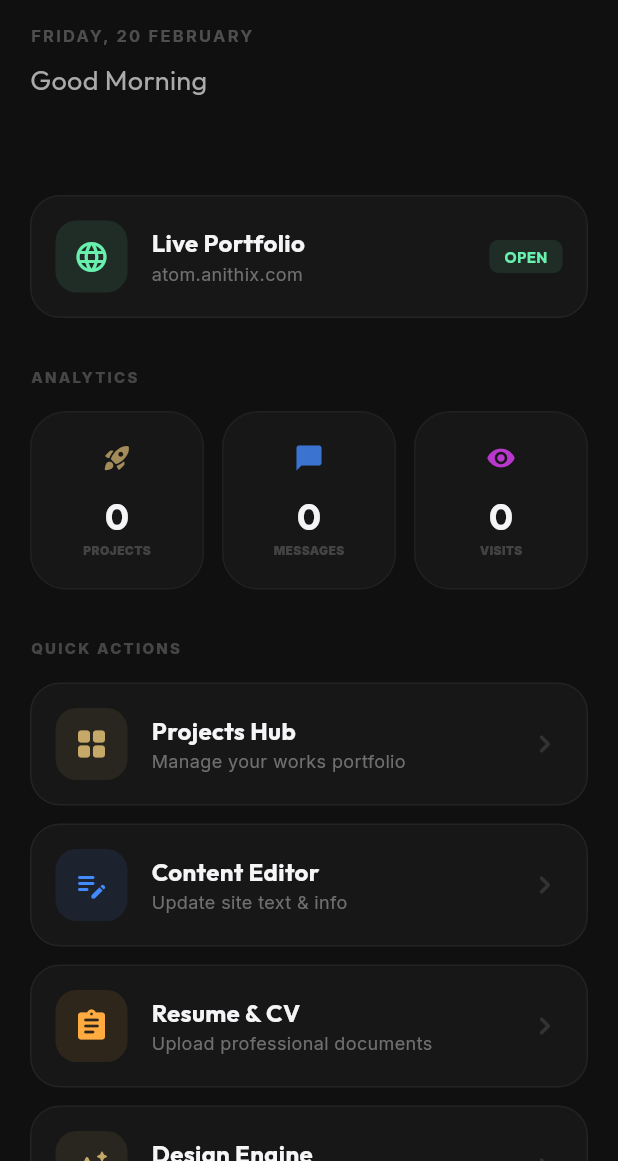
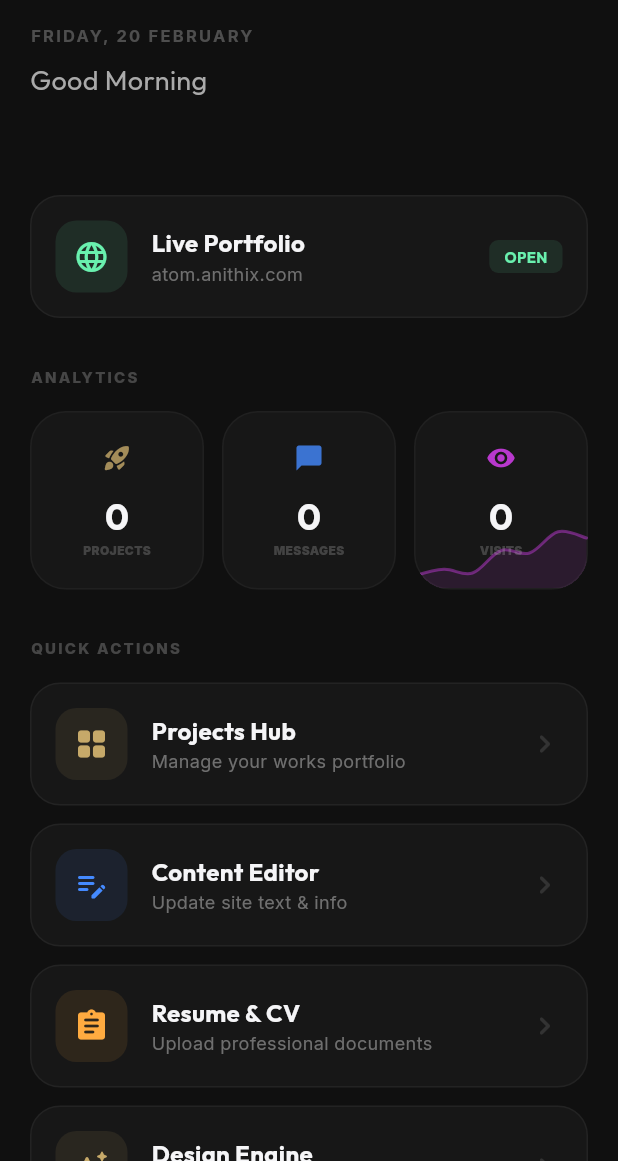
Before and after one commit to Saikumar9342/Portfolio_mobile, a Flutter app: the screen it shows once a user with an empty profile is signed in, on a phone screen of 412 x 824 dp, the part 75-1236 px from its top. Run offline on Flutter 3.47's test engine with Material 3 defaults, Android fonts, the phone set to English and light mode, and no system bars; drawn by our look-alikes of fl_chart; our stand-ins replace cloud_firestore, file_picker, firebase_analytics, firebase_auth, firebase_core, firebase_crashlytics and 9 more; missing offline and left inert: cloudinary_public, syncfusion_flutter_pdf, translator; accounts and stored records are empty.

```diff
--- a/lib/screens/home_screen.dart
+++ b/lib/screens/home_screen.dart
@@ -11,6 +11,7 @@ import 'inquiries_screen.dart';
 import '../services/firestore_service.dart';
 import '../widgets/brand_logo.dart';
 import 'package:cloud_firestore/cloud_firestore.dart';
+import 'package:fl_chart/fl_chart.dart';
 import '../services/notification_service.dart';
 import '../services/sound_service.dart';
 import 'dart:async';
@@ -270,6 +271,7 @@ class _HomeScreenState extends State<HomeScreen> {
                           stream: _service.streamTotalVisitsCount(),
                           icon: Icons.remove_red_eye_rounded,
                           color: Colors.purpleAccent,
+                          hasChart: true,
                         ),
                       ),
                     ],
@@ -356,23 +358,68 @@ class _MetricCard extends StatelessWidget {
   final Stream<int> stream;
   final IconData icon;
   final Color color;
+  final bool hasChart;
 
   const _MetricCard({
     required this.label,
     required this.stream,
     required this.icon,
     required this.color,
+    this.hasChart = false,
   });
 
   @override
   Widget build(BuildContext context) {
     return Container(
-      padding: const EdgeInsets.symmetric(vertical: 20, horizontal: 12),
+      clipBehavior: Clip.hardEdge,
       decoration: BoxDecoration(
         color: Colors.white.withValues(alpha: 0.03),
         borderRadius: BorderRadius.circular(24),
         border: Border.all(color: Colors.white.withValues(alpha: 0.04)),
       ),
+      child: Stack(
+        alignment: Alignment.bottomCenter,
+        children: [
+          if (hasChart)
+            SizedBox(
+              height: 50,
+              width: double.infinity,
+              child: LineChart(
+                LineChartData(
+                  gridData: const FlGridData(show: false),
+                  titlesData: const FlTitlesData(show: false),
+                  borderData: FlBorderData(show: false),
+                  minX: 0,
+                  maxX: 6,
+                  minY: 0,
+                  maxY: 6,
+                  lineBarsData: [
+                    LineChartBarData(
+                      spots: const [
+                        FlSpot(0, 1),
+                        FlSpot(1, 1.5),
+                        FlSpot(2, 1.2),
+                        FlSpot(3, 3),
+                        FlSpot(4, 2.8),
+                        FlSpot(5, 4.5),
+                        FlSpot(6, 4),
+                      ],
+                      isCurved: true,
+                      color: color.withValues(alpha: 0.4),
+                      barWidth: 2,
+                      isStrokeCapRound: true,
+                      dotData: const FlDotData(show: false),
+                      belowBarData: BarAreaData(
+                        show: true,
+                        color: color.withValues(alpha: 0.1),
+                      ),
+                    ),
+                  ],
+                ),
+              ),
+            ),
+          Padding(
+            padding: const EdgeInsets.symmetric(vertical: 20, horizontal: 12),
             child: Column(
               children: [
                 Icon(icon, color: color.withValues(alpha: 0.8), size: 20),
@@ -396,6 +443,9 @@ class _MetricCard extends StatelessWidget {
                         fontSize: 8,
                         fontWeight: FontWeight.w900,
                         color: AppTheme.textSecondary.withValues(alpha: 0.3))),
+              ],
+            ),
+          ),
         ],
       ),
     );
--- a/lib/services/firestore_service.dart
+++ b/lib/services/firestore_service.dart
@@ -31,7 +31,9 @@ class FirestoreService {
   }
 
   Future<void> updateLanguage(String code, Map<String, dynamic> data) {
-    return _getLanguagesCollection().doc(code).update(data);
+    return _getLanguagesCollection()
+        .doc(code)
+        .set(data, SetOptions(merge: true));
   }
 
   Future<void> deleteLanguage(String code) {
@@ -172,7 +174,7 @@ class FirestoreService {
       {String? languageCode}) async {
     await _getProjectsCollection(languageCode: languageCode)
         .doc(docId)
-        .update(data);
+        .set(data, SetOptions(merge: true));
   }
 
   Future<void> setProject(String docId, Map<String, dynamic> data,
@@ -461,11 +463,10 @@ class FirestoreService {
     final user = FirebaseAuth.instance.currentUser;
     if (user == null) return const Stream.empty();
 
-    // ADMIN LOGIC: Listen to global 'messages' filtered by targetUserId
+    // ADMIN LOGIC: Listen to all global 'messages'
     if (user.email == _adminEmail) {
       return _db
           .collection('messages')
-          .where('targetUserId', isEqualTo: user.uid)
           .orderBy('timestamp', descending: true)
           .snapshots();
     }
@@ -513,7 +514,6 @@ class FirestoreService {
     if (user.email == _adminEmail) {
       return _db
           .collection('messages')
-          .where('targetUserId', isEqualTo: user.uid)
           .snapshots()
           .map((snap) => snap.docs.length);
     }
@@ -625,7 +625,8 @@ class FirestoreService {
   }
 
   Future<void> markMessageAsRead(String messageId) {
-    return _getMessageDoc(messageId).update({'status': 'read'});
+    return _getMessageDoc(messageId)
+        .set({'status': 'read'}, SetOptions(merge: true));
   }
 
   Future<void> deleteMessage(String messageId) {
--- a/pubspec.yaml
+++ b/pubspec.yaml
@@ -36,6 +36,7 @@ dependencies:
   google_generative_ai: ^0.4.6
   shared_preferences: ^2.2.2
   flutter_dotenv: ^5.1.0
+  fl_chart: ^1.1.1
 
 dev_dependencies:
   flutter_test:
```
Lines whose indentation alone changed are shown as unchanged.
